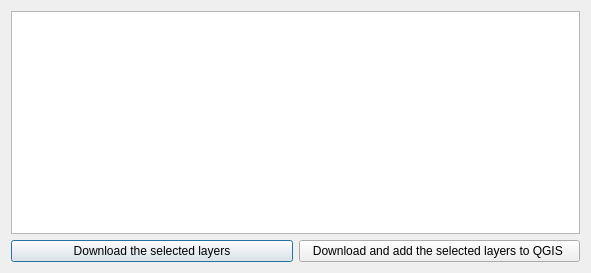
This is geoserver_qgis/download_dialog_ui.ui in GFDRR/geoserver_bridge as Qt 5 draws it before an edit. The edited form follows.
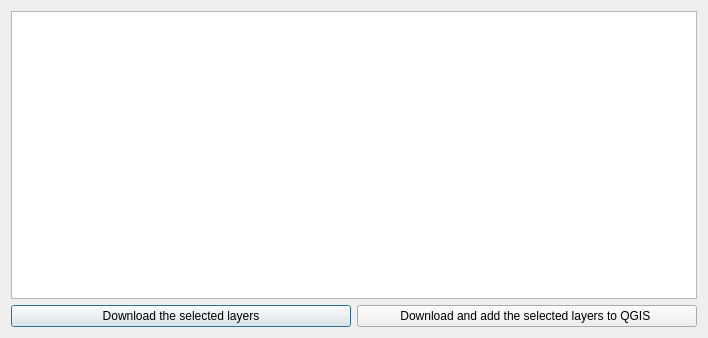
This is the edited form.

Commit message: Add table GUI to upload layers

```diff
--- a/geoserver_qgis/download_dialog_ui.ui
+++ b/geoserver_qgis/download_dialog_ui.ui
@@ -6,8 +6,8 @@
    <rect>
     <x>0</x>
     <y>0</y>
-    <width>591</width>
-    <height>273</height>
+    <width>708</width>
+    <height>338</height>
    </rect>
   </property>
   <property name="windowTitle">
```
The commit also changes 5 other files.
